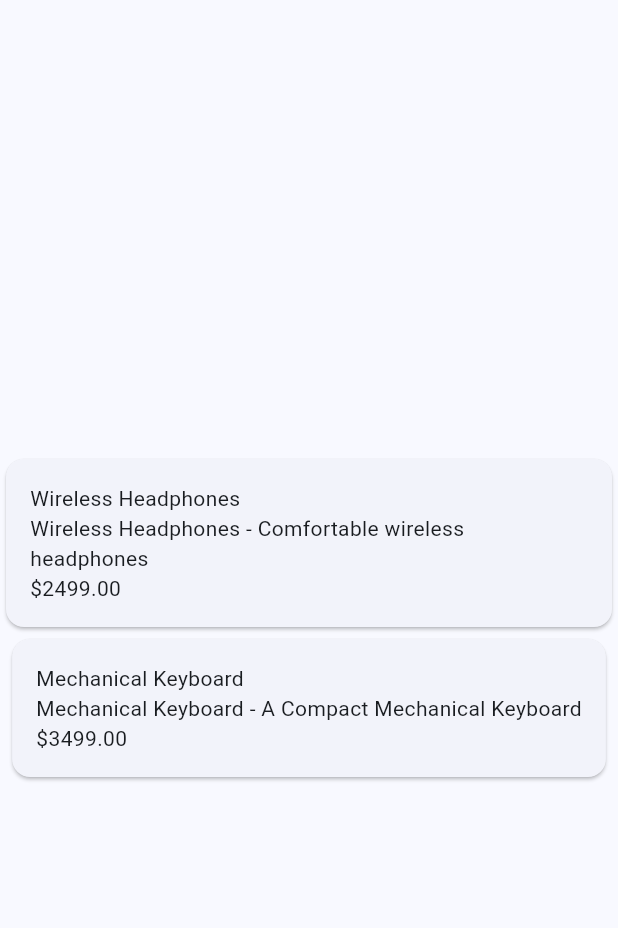
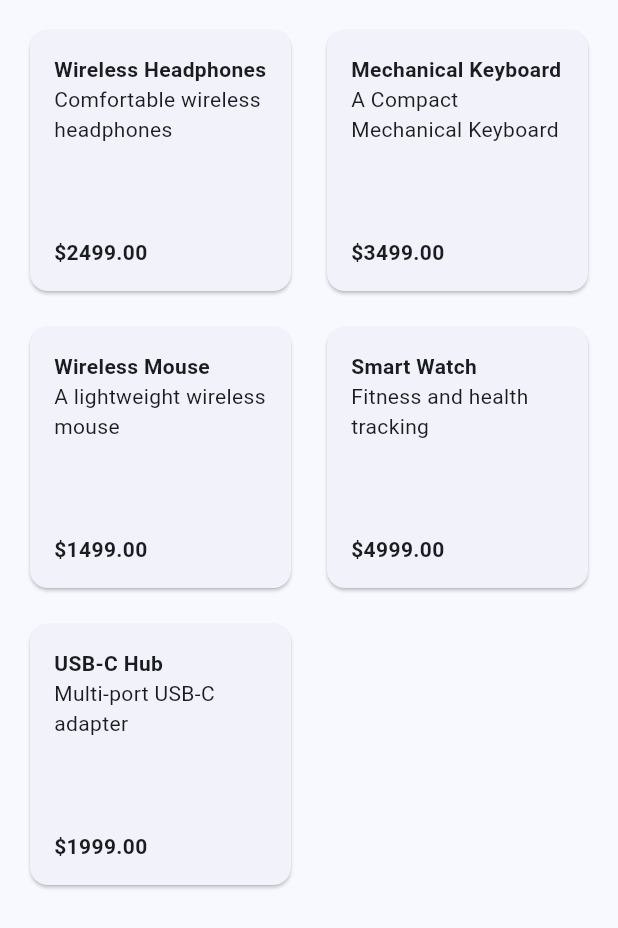
Before and after one commit to TheFlutterSensei/UI-Engineering, a Flutter app: the screen it shows after launch, on a phone screen of 412 x 824 dp. Shown: the top 928 px of the screen. Run offline on Flutter 3.47's test engine with Material 3 defaults, Android fonts, the phone set to English and light mode, and no system bars.

Commit message:
Completed 03.05

```diff
--- a/lib/data/products.dart
+++ b/lib/data/products.dart
@@ -16,4 +16,14 @@ final products = [
     description: 'A lightweight wireless mouse',
     price: 1499.00,
   ),
+  Product(
+    name: 'Smart Watch',
+    description: 'Fitness and health tracking',
+    price: 4999.00,
+  ),
+  Product(
+    name: 'USB-C Hub',
+    description: 'Multi-port USB-C adapter',
+    price: 1999.00,
+  ),
 ];
--- a/lib/screens/home_screen.dart
+++ b/lib/screens/home_screen.dart
@@ -13,40 +13,38 @@ class _HomeScreenState extends State<HomeScreen> {
   @override
   Widget build(BuildContext context) {
     return Scaffold(
-      body: Center(
-        child: Column(
-          mainAxisAlignment: MainAxisAlignment.center,
-          children: [
-            Card(
-              child: Padding(
-                padding: EdgeInsets.all(Spacing.md),
-                child: Column(
-                  mainAxisAlignment: MainAxisAlignment.center,
-                  crossAxisAlignment: CrossAxisAlignment.start,
-                  children: [
-                    Text(products[0].name),
-                    Text(products[0].getSummary),
-                    Text(products[0].formattedPrice),
-                  ],
-                ),
+      body: GridView.builder(
+        padding: EdgeInsets.all(Spacing.md),
+        itemCount: products.length,
+        gridDelegate: SliverGridDelegateWithFixedCrossAxisCount(
+          crossAxisCount: 2,
+          mainAxisSpacing: Spacing.md,
+          crossAxisSpacing: Spacing.md,
+        ),
+        itemBuilder: (context, index) {
+          final product = products[index];
+
+          return Card(
+            child: Padding(
+              padding: const EdgeInsets.all(Spacing.md),
+              child: Column(
+                crossAxisAlignment: CrossAxisAlignment.start,
+                children: [
+                  Text(
+                    product.name,
+                    style: TextStyle(fontWeight: FontWeight.bold),
+                  ),
+                  Text(product.description),
+                  Spacer(),
+                  Text(
+                    product.formattedPrice,
+                    style: TextStyle(fontWeight: FontWeight.bold),
+                  ),
+                ],
               ),
             ),
-            Card(
-              child: Padding(
-                padding: EdgeInsets.all(Spacing.md),
-                child: Column(
-                  mainAxisAlignment: MainAxisAlignment.center,
-                  crossAxisAlignment: CrossAxisAlignment.start,
-                  children: [
-                    Text(products[1].name),
-                    Text(products[1].getSummary),
-                    Text(products[1].formattedPrice),
-                  ],
-                ),
-              ),
-            ),
-          ],
-        ),
+          );
+        },
       ),
     );
   }
```
